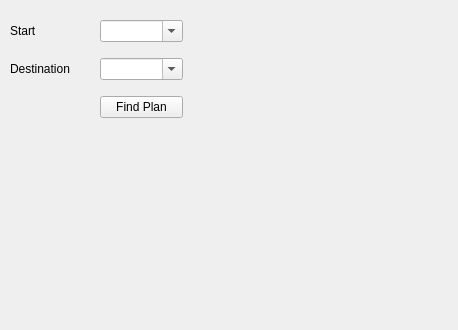
Above: catkin_ws/src/20-indefinite-navigation/fleet_planning/include/rqt_fleet_planning/rqt_fleet_planning.ui from spadma3/duck before the change. Below: the same form after it.
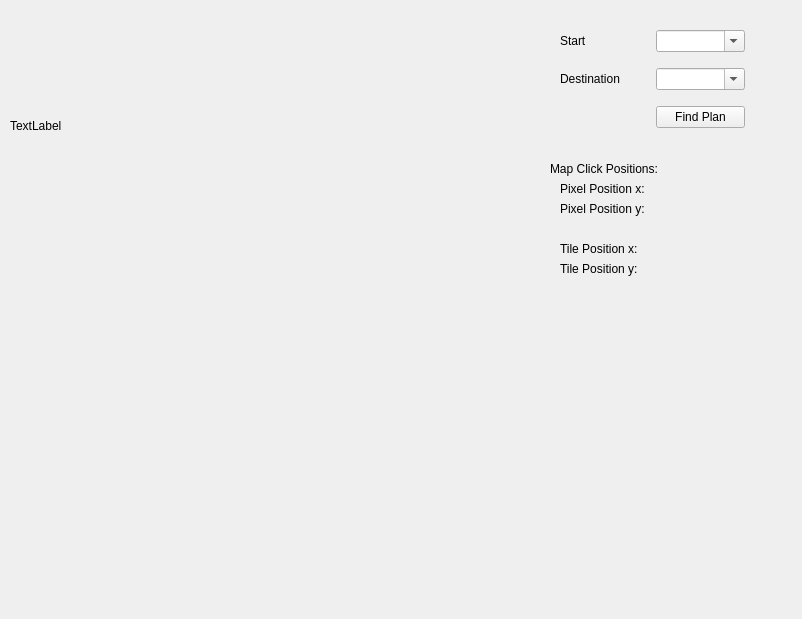
That is the form after the change.

Commit message: Adds demo of new UI (cannot send requests from map yet)

What changed in the file:
```diff
--- a/catkin_ws/src/20-indefinite-navigation/fleet_planning/include/rqt_fleet_planning/rqt_fleet_planning.ui
+++ b/catkin_ws/src/20-indefinite-navigation/fleet_planning/include/rqt_fleet_planning/rqt_fleet_planning.ui
@@ -6,8 +6,8 @@
    <rect>
     <x>0</x>
     <y>0</y>
-    <width>458</width>
-    <height>330</height>
+    <width>802</width>
+    <height>619</height>
    </rect>
   </property>
   <property name="windowTitle">
@@ -16,9 +16,9 @@
   <widget class="QWidget" name="gridLayoutWidget">
    <property name="geometry">
     <rect>
-     <x>10</x>
-     <y>10</y>
-     <width>173</width>
+     <x>560</x>
+     <y>20</y>
+     <width>185</width>
      <height>118</height>
     </rect>
    </property>
@@ -63,6 +63,84 @@
     </item>
    </layout>
   </widget>
+  <widget class="QLabel" name="label_image">
+   <property name="geometry">
+    <rect>
+     <x>10</x>
+     <y>10</y>
+     <width>201</width>
+     <height>231</height>
+    </rect>
+   </property>
+   <property name="text">
+    <string>TextLabel</string>
+   </property>
+  </widget>
+  <widget class="QLabel" name="label_x">
+   <property name="geometry">
+    <rect>
+     <x>560</x>
+     <y>180</y>
+     <width>171</width>
+     <height>17</height>
+    </rect>
+   </property>
+   <property name="text">
+    <string>Pixel Position x:</string>
+   </property>
+  </widget>
+  <widget class="QLabel" name="label_y">
+   <property name="geometry">
+    <rect>
+     <x>560</x>
+     <y>200</y>
+     <width>171</width>
+     <height>17</height>
+    </rect>
+   </property>
+   <property name="text">
+    <string>Pixel Position y:</string>
+   </property>
+  </widget>
+  <widget class="QLabel" name="label_y_tile">
+   <property name="geometry">
+    <rect>
+     <x>560</x>
+     <y>260</y>
+     <width>171</width>
+     <height>17</height>
+    </rect>
+   </property>
+   <property name="text">
+    <string>Tile Position y: </string>
+   </property>
+  </widget>
+  <widget class="QLabel" name="label_x_tile">
+   <property name="geometry">
+    <rect>
+     <x>560</x>
+     <y>240</y>
+     <width>171</width>
+     <height>17</height>
+    </rect>
+   </property>
+   <property name="text">
+    <string>Tile Position x: </string>
+   </property>
+  </widget>
+  <widget class="QLabel" name="label_click_explain">
+   <property name="geometry">
+    <rect>
+     <x>550</x>
+     <y>160</y>
+     <width>171</width>
+     <height>17</height>
+    </rect>
+   </property>
+   <property name="text">
+    <string>Map Click Positions:</string>
+   </property>
+  </widget>
  </widget>
  <resources/>
  <connections/>
```
The commit also changes 2 other files.
